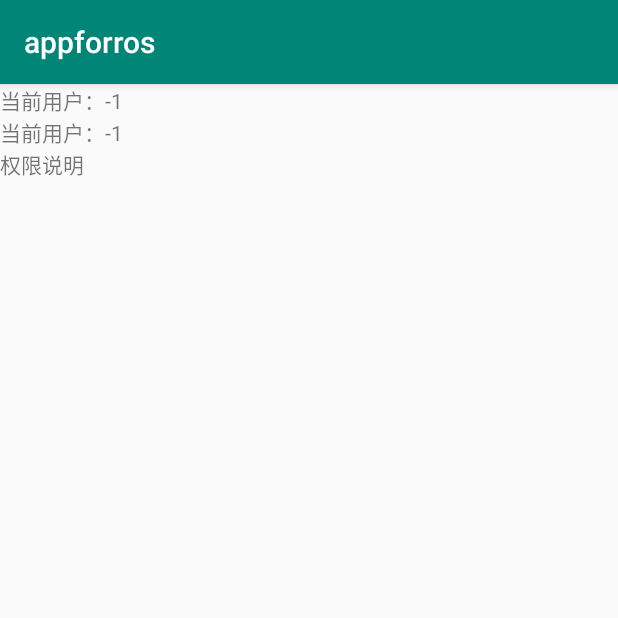
After one commit to sebuaa2020/Team107, an Android app: the fragment UserFragment shown on its own in the app's theme, on a phone screen of 412 x 824 dp, the top half of it. The commit adds this screen. Run offline under Robolectric (Android 15) with nearby library versions, the phone set to English and light mode, and no system bars.

```diff
--- /dev/null
+++ b/Android Part/appforros/app/src/main/java/com/example/appforros/ui/user/UserFragment.java
@@ -0,0 +1,27 @@
+package com.example.appforros.ui.user;
+
+import android.os.Bundle;
+import android.view.LayoutInflater;
+import android.view.View;
+import android.view.ViewGroup;
+import android.widget.TextView;
+
+import androidx.annotation.NonNull;
+import androidx.fragment.app.Fragment;
+
+import com.example.appforros.R;
+import com.example.appforros.User;
+
+public class UserFragment extends Fragment {
+
+    public View onCreateView(@NonNull LayoutInflater inflater,
+                             ViewGroup container, Bundle savedInstanceState) {
+        User user = User.getInstance();
+        View root = inflater.inflate(R.layout.fragment_user, container, false);
+        TextView account = root.findViewById(R.id.account);
+        TextView priority = root.findViewById(R.id.priority);
+        account.setText(String.valueOf(user.getUser_account()));
+        priority.setText(String.valueOf(user.getUser_priority()));
+        return root;
+    }
+}
--- /dev/null
+++ b/Android Part/appforros/app/src/main/res/layout/fragment_user.xml
@@ -0,0 +1,53 @@
+<?xml version="1.0" encoding="utf-8"?>
+<LinearLayout xmlns:android="http://schemas.android.com/apk/res/android"
+    android:orientation="vertical" android:layout_width="match_parent"
+    android:layout_height="match_parent">
+
+    <LinearLayout
+        android:layout_width="match_parent"
+        android:layout_height="wrap_content"
+        android:orientation="horizontal">
+
+        <TextView
+            android:layout_width="wrap_content"
+            android:layout_height="wrap_content"
+            android:text="当前用户："
+            />
+
+        <TextView
+            android:id="@+id/account"
+            android:layout_width="match_parent"
+            android:layout_height="wrap_content"
+            android:text="无"
+            />
+
+    </LinearLayout>
+
+    <LinearLayout
+        android:layout_width="match_parent"
+        android:layout_height="wrap_content"
+        android:orientation="horizontal">
+
+        <TextView
+            android:layout_width="wrap_content"
+            android:layout_height="wrap_content"
+            android:text="当前用户："
+            />
+
+        <TextView
+            android:id="@+id/priority"
+            android:layout_width="match_parent"
+            android:layout_height="wrap_content"
+            android:text="无"
+            />
+
+    </LinearLayout>
+
+    <TextView
+        android:layout_width="match_parent"
+        android:layout_height="wrap_content"
+        android:text="权限说明"
+        />
+
+
+</LinearLayout>
--- a/Android Part/appforros/app/src/main/res/values/strings.xml
+++ b/Android Part/appforros/app/src/main/res/values/strings.xml
@@ -7,6 +7,7 @@
     <string name="nav_header_desc">Navigation header</string>
     <string name="action_settings">Settings</string>
 
+    <string name="menu_user">用户</string>
     <string name="menu_login">登录</string>
     <string name="menu_home">连接</string>
     <string name="menu_gallery">控制</string>
```
Also changed, not shown: Android Part/appforros/app/src/main/AndroidManifest.xml (+11 -0 lines), Android Part/appforros/app/src/main/java/com/example/appforros/MainActivity.java (+51 -26 lines), Android Part/appforros/app/src/main/java/com/example/appforros/RegisterActivity.java (added, +12 -0 lines), Android Part/appforros/app/src/main/java/com/example/appforros/SelectActivity.java (added, +56 -0 lines), Android Part/appforros/app/src/main/java/com/example/appforros/ui/login/LoginFragment.java (deleted, +0 -77 lines), Android Part/appforros/app/src/main/res/layout/fragment_login.xml (+2 -47 lines), Android Part/appforros/app/src/main/res/menu/activity_main_drawer.xml (+6 -2 lines), Android Part/appforros/app/src/main/res/navigation/mobile_navigation.xml (+10 -4 lines).
